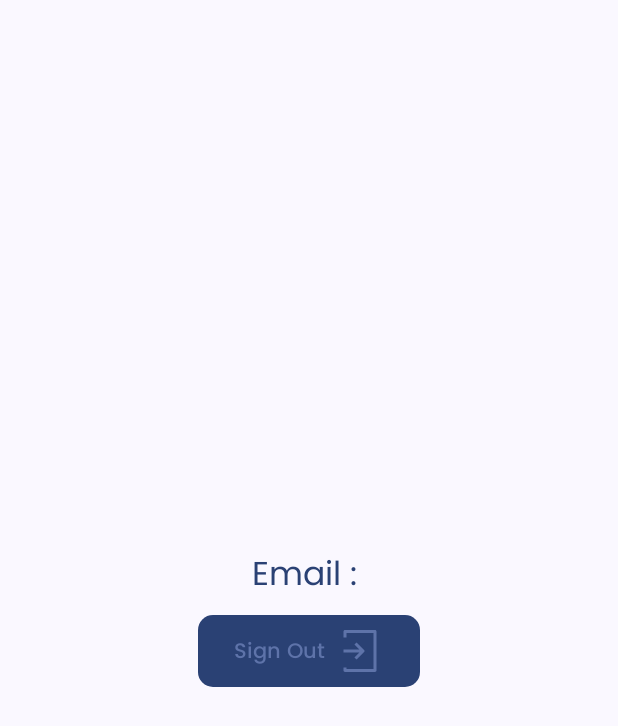
After one commit to KyneticHaze/FilmScape, an Android app built with Jetpack Compose: the composable ProfileScreen shown on its own in the app's theme, on a phone screen of 412 x 824 dp. The commit adds this screen. Shown: the top 726 px of the screen. Run offline under Robolectric (Android 15) with nearby library versions, the phone set to English and light mode, and no system bars; our stand-ins replace Firebase (no records; nobody signed in at launch, a user with empty details on screens opened directly); 1 statement that could not run was skipped.

Commit message:
feat: screens added :sparkles:

```diff
--- /dev/null
+++ b/app/src/main/java/com/example/movieland/ui/screens/home_screen/main_screen/other_screens/ProfileScreen.kt
@@ -0,0 +1,73 @@
+package com.example.movieland.ui.screens.home_screen.main_screen.other_screens
+
+import androidx.compose.foundation.Image
+import androidx.compose.foundation.layout.Arrangement
+import androidx.compose.foundation.layout.Column
+import androidx.compose.foundation.layout.Row
+import androidx.compose.foundation.layout.Spacer
+import androidx.compose.foundation.layout.fillMaxSize
+import androidx.compose.foundation.layout.fillMaxWidth
+import androidx.compose.foundation.layout.height
+import androidx.compose.foundation.layout.width
+import androidx.compose.material3.Button
+import androidx.compose.material3.ButtonDefaults
+import androidx.compose.material3.Icon
+import androidx.compose.material3.MaterialTheme
+import androidx.compose.material3.Surface
+import androidx.compose.material3.Text
+import androidx.compose.runtime.Composable
+import androidx.compose.ui.Alignment
+import androidx.compose.ui.Modifier
+import androidx.compose.ui.res.painterResource
+import androidx.compose.ui.unit.dp
+import androidx.navigation.NavController
+import com.example.movieland.R
+import com.example.movieland.ui.navigation.Routes
+import com.google.firebase.auth.ktx.auth
+import com.google.firebase.ktx.Firebase
+
+@Composable
+fun ProfileScreen(
+    navController: NavController
+) {
+
+    val auth = Firebase.auth
+
+    Surface(
+        color = MaterialTheme.colorScheme.background, modifier = Modifier.fillMaxSize(1f)
+    ) {
+        Column(
+            verticalArrangement = Arrangement.Center,
+            horizontalAlignment = Alignment.CenterHorizontally
+        ) {
+            Text(
+                text = "Email : ${auth.currentUser?.email.toString()}",
+                style = MaterialTheme.typography.titleLarge,
+                color = MaterialTheme.colorScheme.primary
+            )
+            Spacer(modifier = Modifier.height(12.dp))
+            Button(
+                onClick = {
+                    auth.signOut()
+                    navController.navigate(Routes.Auth.route) {
+                        popUpTo(Routes.Home.route) {
+                            inclusive = true
+                        }
+                    }
+                },
+                shape = MaterialTheme.shapes.medium,
+                colors = ButtonDefaults.buttonColors(
+                    containerColor = MaterialTheme.colorScheme.primary,
+                    contentColor = MaterialTheme.colorScheme.primaryContainer
+                )
+            ) {
+                Text(text = "Sign Out")
+                Spacer(modifier = Modifier.width(6.dp))
+                Icon(
+                    painter = painterResource(id = R.drawable.sign_out),
+                    contentDescription = "Profile Picture"
+                )
+            }
+        }
+    }
+}
```
Also changed, not shown: app/src/main/java/com/example/movieland/ui/screens/app_start_screen/intro/IntroScreen.kt (+24 -27 lines), app/src/main/java/com/example/movieland/ui/screens/home_screen/main_screen/other_screens/PlayingScreen.kt (added, +144 -0 lines), app/src/main/java/com/example/movieland/ui/screens/home_screen/main_screen/other_screens/PopularScreen.kt (added, +8 -0 lines), app/src/main/java/com/example/movieland/ui/screens/home_screen/main_screen/search_screen/SearchScreen.kt (added, +112 -0 lines).
